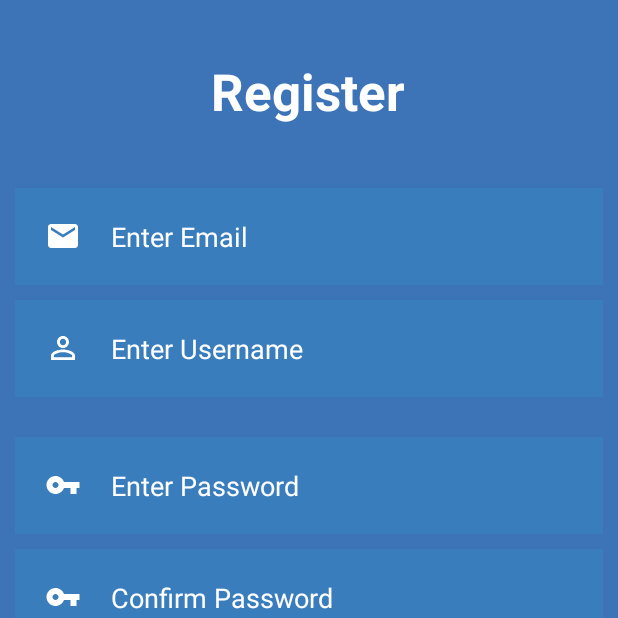
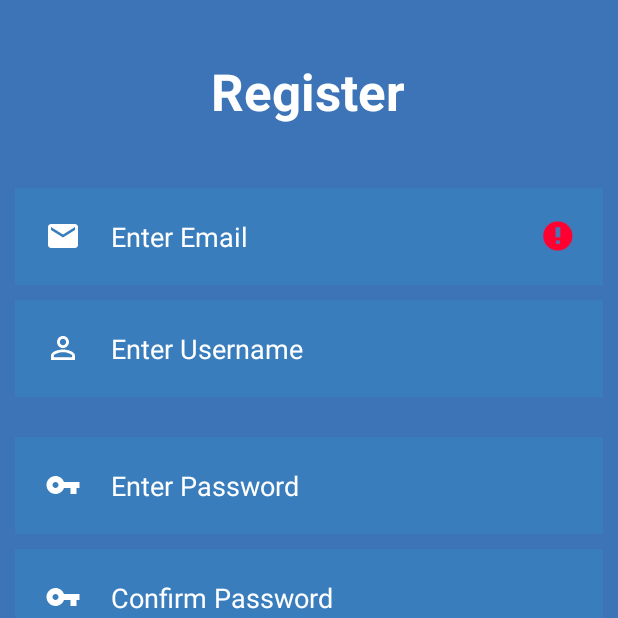
Before and after one commit to averagephotographer/latech-nav-app, an Android app: the RegisterActivity screen opened directly, with no data from a screen before it, after a tap on "REGISTER", on a phone screen of 412 x 824 dp, the top half of it. Run offline under Robolectric (Android 15) with nearby library versions, the phone set to English and light mode, and no system bars; our stand-ins replace Firebase (no records; nobody signed in at launch, a user with empty details on screens opened directly); libraries missing offline, so code that uses them is left out: com.mysql.jdbc.

Commit message:
LOGIN NOW WORKS!
users can now sign up and log in to account

```diff
--- a/app/build.gradle
+++ b/app/build.gradle
@@ -51,6 +51,7 @@ dependencies {
     implementation files('src\\main\\java\\com\\example\\navapp\\bcrypt-0.9.0.jar')
     implementation files('libs\\mysql-connector-java-8.0.28.jar')
     implementation 'com.google.firebase:firebase-firestore:24.0.2'
+    implementation 'com.google.firebase:firebase-auth:21.0.2'
 
     testImplementation 'junit:junit:4.13.2'
     testImplementation 'org.testng:testng:6.9.6'
--- a/app/src/main/java/com/example/navapp/RegisterActivity.java
+++ b/app/src/main/java/com/example/navapp/RegisterActivity.java
@@ -4,6 +4,7 @@ import android.nfc.Tag;
 import android.os.AsyncTask;
 import android.os.Bundle;
 import android.text.Editable;
+import android.text.TextUtils;
 import android.text.TextWatcher;
 import android.util.Log;
 import android.view.View;
@@ -16,8 +17,12 @@ import android.widget.Toast;
 import androidx.annotation.NonNull;
 import androidx.appcompat.app.AppCompatActivity;
 
+import com.google.android.gms.tasks.OnCompleteListener;
 import com.google.android.gms.tasks.OnFailureListener;
 import com.google.android.gms.tasks.OnSuccessListener;
+import com.google.android.gms.tasks.Task;
+import com.google.firebase.auth.AuthResult;
+import com.google.firebase.auth.FirebaseAuth;
 import com.google.firebase.firestore.DocumentReference;
 import com.google.firebase.firestore.FirebaseFirestore;
 import com.mysql.jdbc.Driver;
@@ -40,17 +45,11 @@ import javax.xml.transform.Result;
 
 public class RegisterActivity extends AppCompatActivity implements TextWatcher {
     private TextView haveAccount_text;
-
-    public static final String DATABASE_NAME = "nav-app";
-    public static final String url = "jdbc:mysql://nav-app.czayyymumdfr.us-east-1.rds.amazonaws.com:3306/nav app";
-    public static final String username = "admin", password="latechbulldog";
-
-    public static final String TABLE_NAME = "user_profile";
-
     FirebaseFirestore db;
-
-
-
+    FirebaseAuth fAuth;
+    ProgressBar progressBarInBackground;
+    String userID;
+    public static final String TAG = "TAG";
 
     @Override
     protected void onCreate(Bundle savedInstanceState) {
@@ -58,6 +57,10 @@ public class RegisterActivity extends AppCompatActivity implements TextWatcher {
         setContentView(R.layout.register_activity);
         db = FirebaseFirestore.getInstance();
         db.setLoggingEnabled(true);
+
+        fAuth = FirebaseAuth.getInstance();
+        progressBarInBackground = findViewById(R.id.progressBarLoading);
+
         haveAccount_text = (TextView) findViewById(R.id.haveAccount);
         haveAccount_text.setOnClickListener(new View.OnClickListener() {
             @Override
@@ -84,33 +87,54 @@ public class RegisterActivity extends AppCompatActivity implements TextWatcher {
                 user.put("username", username_str);
                 user.put("email", email_str);
 
-                if(!isValidPassword(password_str)){
+                if(TextUtils.isEmpty(email_str)) {
+                    email.setError("Email is required!");
+                    return;
+                }
+
+                if(TextUtils.isEmpty(username_str)) {
+                    input_username.setError("Username is required!");
+                    return;
+                }
+
+                if(TextUtils.isEmpty(password_str)) {
+                    password.setError("Password is required!");
+                    return;
+                }
+
+                if(!isValidPassword(password_str)) {
                     Toast.makeText(RegisterActivity.this,"Please input valid combination of password!",Toast.LENGTH_LONG).show();
-                } else if((!password_str.equals(cpassword.getText().toString()))){
+                }
+
+                else if((!password_str.equals(cpassword.getText().toString()))){
                     Toast.makeText(RegisterActivity.this, "Confirm Password Not Matched", Toast.LENGTH_SHORT).show();
                 }
+
+                // register user into firebase
                 else  {
                     user.put("password", password_str);
+                    progressBarInBackground.setVisibility(View.VISIBLE);
+                    fAuth.createUserWithEmailAndPassword(email_str, password_str).addOnCompleteListener(new OnCompleteListener<AuthResult>() {
+                        @Override
+                        public void onComplete(@NonNull Task<AuthResult> task) {
+                            if(task.isSuccessful()) {
+                                Toast.makeText(RegisterActivity.this, "User Created", Toast.LENGTH_SHORT).show();
+                                userID = fAuth.getCurrentUser().getUid();
+                                DocumentReference documentReference = db.collection("user_profile").document(userID);
+                                documentReference.set(user).addOnSuccessListener(new OnSuccessListener<Void>() {
+                                    @Override
+                                    public void onSuccess(Void aVoid) {
+                                        Log.d(TAG, "onSuccess: user profile is created for " + userID);
+                                    }
+                                });
+                                startActivity(new Intent(getApplicationContext(),LoginActivity.class));
+                            } else {
+                                Toast.makeText(RegisterActivity.this, "Error! " + task.getException().getMessage(), Toast.LENGTH_LONG).show();
+                                progressBarInBackground.setVisibility(View.GONE);
 
-                    db.collection("user_profile")
-                            .add(user)
-                            .addOnSuccessListener(new OnSuccessListener<DocumentReference>() {
-                                @Override
-                                public void onSuccess(DocumentReference documentReference) {
-                                    Intent intent = new Intent(RegisterActivity.this, LoginActivity.class);
-                                    startActivity(intent);
-
-                                }
-                            }).addOnFailureListener(new OnFailureListener() {
-                        @Override
-                        public void onFailure(@NonNull Exception e) {
-                            Toast.makeText(RegisterActivity.this, "Login failed", Toast.LENGTH_SHORT).show();
+                            }
                         }
                     });
-
-
-                    //Toast.makeText(RegisterActivity.this, "Login Successful", Toast.LENGTH_SHORT).show();
-
                 }
             }
         });
@@ -161,40 +185,4 @@ public class RegisterActivity extends AppCompatActivity implements TextWatcher {
 
     }
 
-
-    /*
-    class Task extends AsyncTask<Void, Void, Void>{
-        String records = "";
-        String error = "";
-
-        @Override
-        protected Void doInBackground(Void... voids) {
-            try {
-                Class.forName("com.mysql.jdbc.Driver");
-                Connection connection = DriverManager.getConnection(url);
-                Statement statement = connection.createStatement();
-                ResultSet resultSet = statement.executeQuery("SELECT * FROM user_profile");
-                while (resultSet.next()) {
-                    records += resultSet.getString(1) + " " + resultSet.getString(2);
-
-                }
-            }
-            catch(Exception e){
-                error = e.toString();
-            }
-            return null;
-        }
-        @Override
-        protected void onPostExecute(Void aVoid){
-            Toast.makeText(RegisterActivity.this, records, Toast.LENGTH_SHORT).show();
-            if(error != "")
-                Toast.makeText(RegisterActivity.this, error, Toast.LENGTH_SHORT).show();
-            super.onPostExecute(aVoid);
-        }
-    }
-     */
-
-
-
-
 }
--- a/app/src/main/res/layout/register_activity.xml
+++ b/app/src/main/res/layout/register_activity.xml
@@ -177,5 +177,17 @@
         app:layout_constraintTop_toBottomOf="@+id/buttonRegister"
         app:layout_constraintVertical_bias="0.487" />
 
+    <ProgressBar
+        android:id="@+id/progressBarLoading"
+        style="?android:attr/progressBarStyle"
+        android:layout_width="wrap_content"
+        android:layout_height="wrap_content"
+        android:visibility="invisible"
+        app:layout_constraintBottom_toTopOf="@+id/haveAccount"
+        app:layout_constraintEnd_toEndOf="parent"
+        app:layout_constraintHorizontal_bias="0.498"
+        app:layout_constraintStart_toStartOf="parent"
+        app:layout_constraintTop_toBottomOf="@+id/buttonRegister" />
+
 
 </androidx.constraintlayout.widget.ConstraintLayout>
```
Also changed, not shown: app/src/main/java/com/example/navapp/LoginActivity.java (+38 -14 lines).
